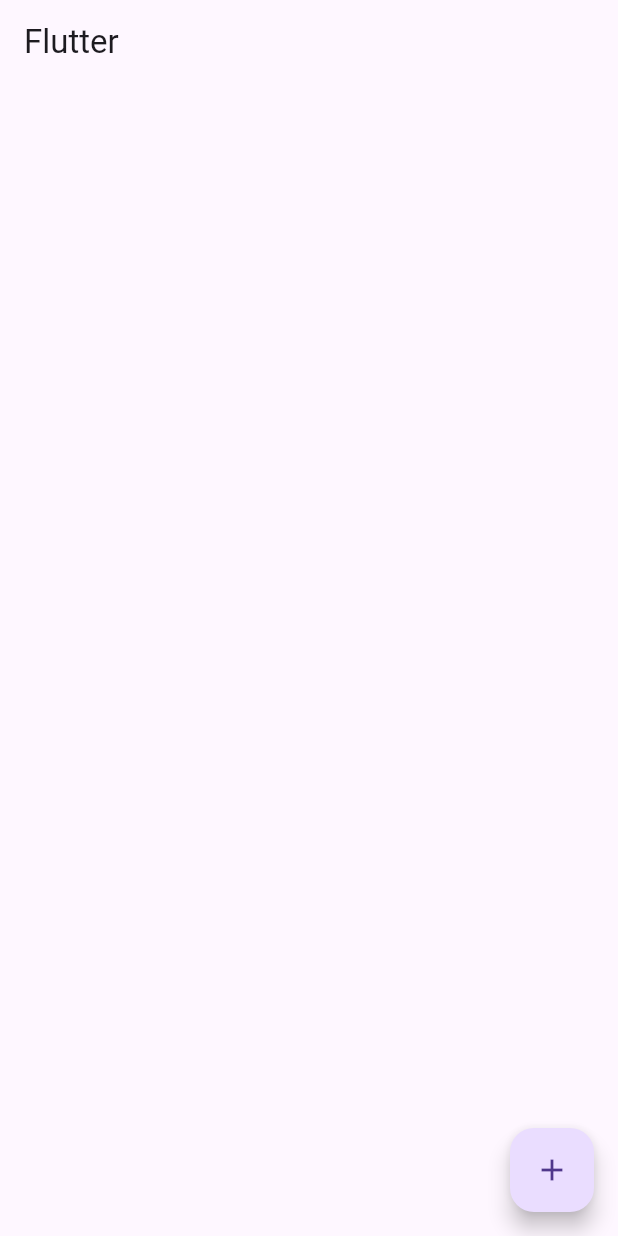
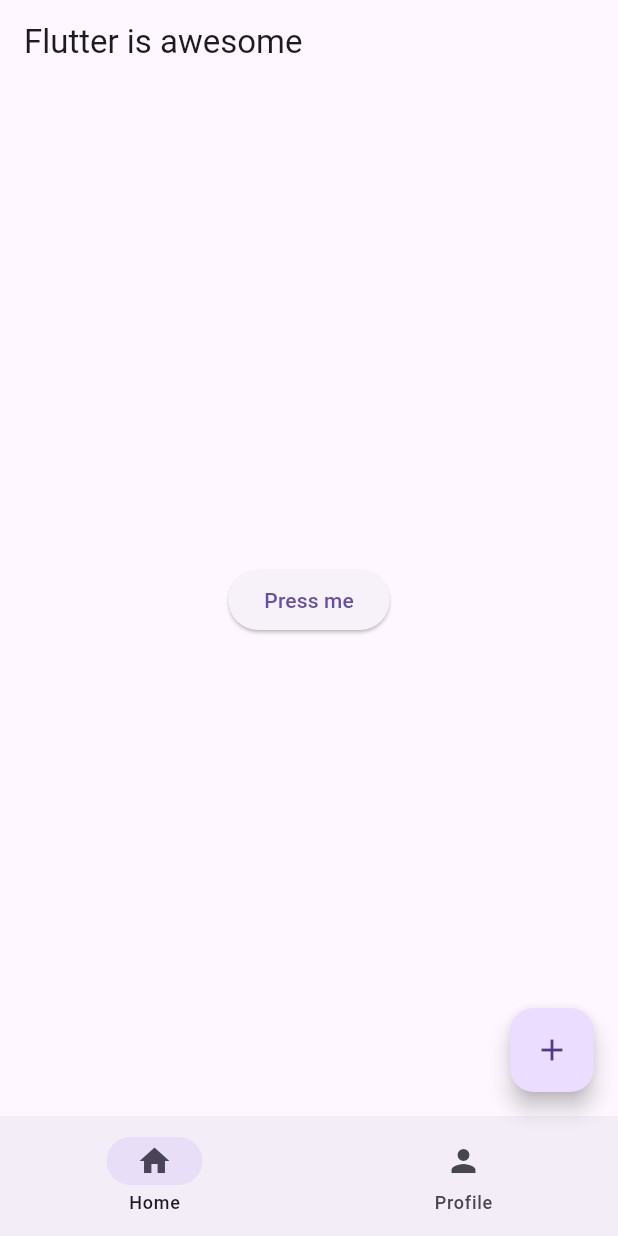
Before and after one commit to kenechy/flutter_application_1, a Flutter app: the screen it shows after launch, after a tap on the "add" icon, on a phone screen of 412 x 824 dp. Run offline on Flutter 3.47's test engine with Material 3 defaults, Android fonts, the phone set to English and light mode, and no system bars.

Commit message:
Add HomePage and LearnFlutterPage with navigation functionality

```diff
--- /dev/null
+++ b/lib/home_page.dart
@@ -0,0 +1,24 @@
+import 'package:flutter/material.dart ';
+import 'package:flutter_application_1/learn_page.dart';
+
+class HomePage extends StatelessWidget {
+  const HomePage({super.key});
+
+  @override
+  Widget build(BuildContext context) {
+    return Center(
+      child: ElevatedButton(
+        onPressed: () {
+          Navigator.of(context).push(
+            MaterialPageRoute(
+              builder: (BuildContext context) {
+                return const LearnFlutterPage();
+              },
+            ),
+          );
+        },
+        child: const Text('Press me'),
+      ),
+    );
+  }
+}
--- a/lib/main.dart
+++ b/lib/main.dart
@@ -1,4 +1,5 @@
 import 'package:flutter/material.dart';
+import 'package:flutter_application_1/home_page.dart';
 
 void main() {
   runApp(const MyApp());
@@ -12,7 +13,7 @@ class MyApp extends StatelessWidget {
     return MaterialApp(
       debugShowCheckedModeBanner: false,
       theme: ThemeData(
-        primarySwatch: Colors.green,
+        primarySwatch: Colors.grey,
       ),
       home: const RootPage(),
     );
@@ -27,17 +28,31 @@ class RootPage extends StatefulWidget {
 }
 
 class _RootPageState extends State<RootPage> {
+  int currentPage = 0;
   @override
   Widget build(BuildContext context) {
     return Scaffold(
       appBar: AppBar(
-        title: const Text('Flutter'),
+        title: const Text('Flutter is awesome'),
       ),
+      body: const HomePage(),
       floatingActionButton: FloatingActionButton(
         onPressed: () {
-          debugPrint('FloatingActionButton pressed');
+          debugPrint('action button is pressed');
         },
         child: const Icon(Icons.add_sharp),
+      ),
+      bottomNavigationBar: NavigationBar(
+        destinations: const [
+          NavigationDestination(icon: Icon(Icons.home), label: "Home"),
+          NavigationDestination(icon: Icon(Icons.person), label: "Profile"),
+        ],
+        onDestinationSelected: (int index) {
+          setState(() {
+            currentPage = index;
+          });
+        },
+        selectedIndex: currentPage,
       ),
     );
   }
```
Also changed, not shown: lib/learn_page.dart (added, +15 -0 lines).
